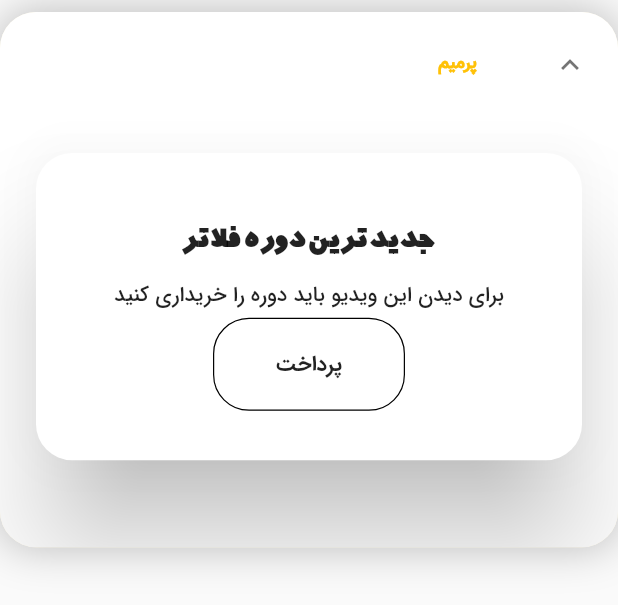
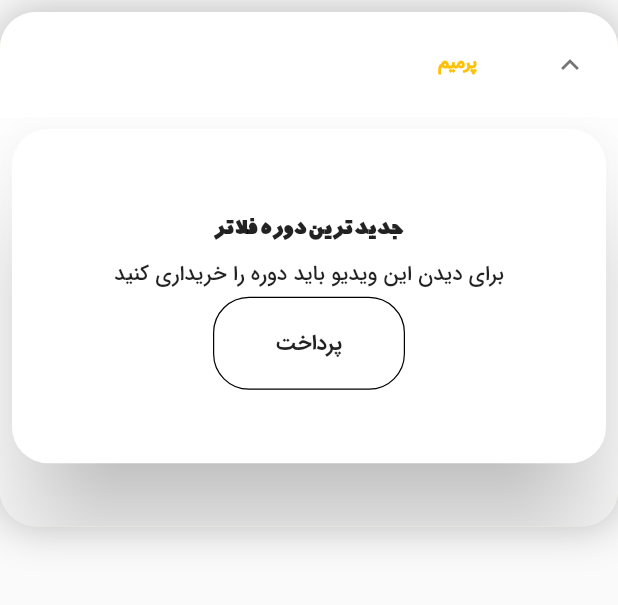
Before and after one commit to PhloxCompany/flutter_course_website, a Flutter app: the ItemHeadline widget shown alone on an empty page, opened directly with empty values, after a tap on "پرمیم", on a phone screen of 412 x 824 dp. Shown: the top 605 px of the screen. Run offline on Flutter 3.47's test engine with Material 2 defaults, Android fonts, the phone set to English and light mode, and no system bars; our stand-ins replace chewie, dio, file_picker, fluttertoast, pin_code_fields, shared_preferences and 2 more; missing offline and left inert: dart:html, image_picker_web, phlox_animations; accounts and stored records are empty; network calls fail.

Commit message:
change home page body

```diff
--- a/lib/ui/pages/home_page/home_page_body.dart
+++ b/lib/ui/pages/home_page/home_page_body.dart
@@ -21,13 +21,13 @@ class _HomePageBodyState extends State<HomePageBody> {
 
     double width = MediaQuery.of(context).size.width;
     bool _isWeb = width >= 1024;
-    bool _isPhone = width <= 600;
+    bool _isPhone = width <= 512;
 
     return Padding(
       padding: EdgeInsets.all(_isWeb
           ? 32
           : _isPhone
-              ? 8
+              ? 12
               : 16),
       child: Container(
         width: _isWeb ? 1024 : double.infinity,
@@ -35,7 +35,7 @@ class _HomePageBodyState extends State<HomePageBody> {
             horizontal: _isWeb
                 ? 48
                 : _isPhone
-                    ? 12
+                    ? 18
                     : 32,
             vertical: _isPhone ? 12 : 32),
         decoration: BoxDecoration(
--- a/lib/ui/pages/home_page/item_headline.dart
+++ b/lib/ui/pages/home_page/item_headline.dart
@@ -17,6 +17,13 @@ class ItemHeadline extends StatelessWidget {
   @override
   Widget build(BuildContext context) {
     GlobalSettingProvider settingProvider = Provider.of(context, listen: true);
+
+
+    double width = MediaQuery.of(context).size.width;
+    bool _isWeb = width >= 1024;
+    bool _isPhone = width <= 600;
+
+
     return _itemHeadLine(context,
         body: Column(
           children: [
@@ -33,7 +40,7 @@ class ItemHeadline extends StatelessWidget {
                   width: 2
                 ),
               ),
-              margin: const EdgeInsets.all(24),
+              margin: EdgeInsets.all(_isWeb ? 24 : _isPhone ? 8 : 18),
               child: AspectRatio(
                 aspectRatio: 16 / 9,
                 child: _video(modelHeadline, context),
@@ -186,13 +193,18 @@ class ItemHeadline extends StatelessWidget {
         ],
       );
 
-  Widget showGoToSignIn(BuildContext context) => Column(
+  Widget showGoToSignIn(BuildContext context) {
+
+    double width = MediaQuery.of(context).size.width;
+    bool _isPhone = width <= 600;
+
+    return Column(
       mainAxisAlignment: MainAxisAlignment.center,
       crossAxisAlignment: CrossAxisAlignment.center,
       children: [
-          const ExtraBoldText(
+        ExtraBoldText(
           text: "برای مشاهده، وارد شوید",
-            textSize: 32,
+          textSize: _isPhone ? 24 :  32,
         ),
         const Text("برای دیدن این ویدیو باید وارد اکانت خود شوید"),
         BorderButtonWidget(
@@ -200,20 +212,23 @@ class ItemHeadline extends StatelessWidget {
               Navigator.pushNamed(context, LoginWithPhoneUi.routeName);
             },
             text: "ورود",
-              padding: const EdgeInsets.symmetric(horizontal: 42, vertical: 20))
+            padding: EdgeInsets.symmetric(horizontal:  _isPhone ? 24 : 42, vertical: _isPhone ?  14 :20))
       ],
     );
+  }
 
   Widget showGoToPurchase(BuildContext context) {
     GlobalSettingProvider settingProvider = Provider.of(context, listen: true);
 
+    double width = MediaQuery.of(context).size.width;
+    bool _isPhone = width <= 600;
     return Column(
       mainAxisAlignment: MainAxisAlignment.center,
       crossAxisAlignment: CrossAxisAlignment.center,
       children: [
-        const ExtraBoldText(
+        ExtraBoldText(
           text: "جدید ترین دوره فلاتر",
-          textSize: 32,
+          textSize: _isPhone ? 24 : 32,
         ),
         const Text("برای دیدن این ویدیو باید دوره را خریداری کنید"),
         BorderButtonWidget(
```
Also changed, not shown: lib/controller/providers/profile_mobile_mode_provider.dart (+29 -18 lines). Lines whose indentation alone changed are shown as unchanged.
